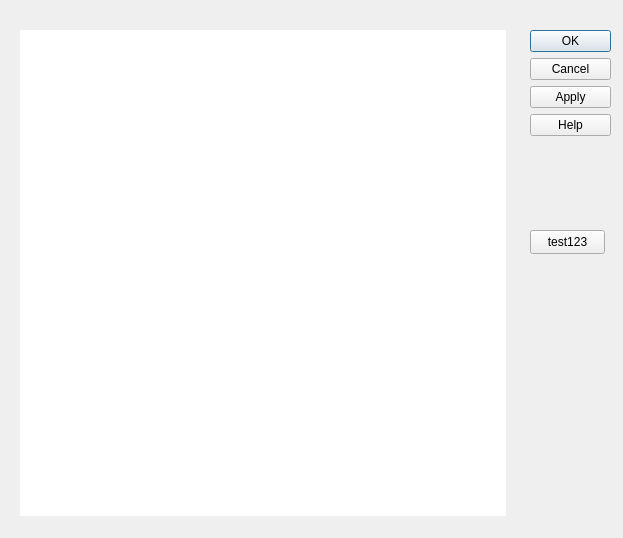
Rinsutoringu/mai_setting_by_pyside6, file src/ui/mai_button.ui: the form before one commit.
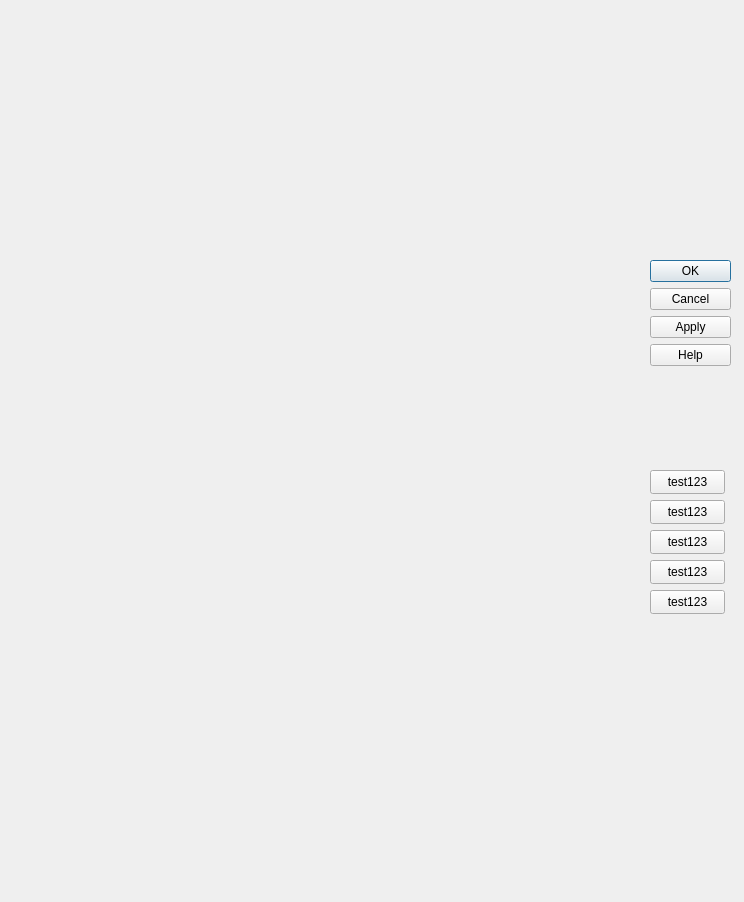
The form after the commit. Icons and pictures are not drawn.

Diff of the .ui file:
```diff
--- a/src/ui/mai_button.ui
+++ b/src/ui/mai_button.ui
@@ -6,20 +6,20 @@
    <rect>
     <x>0</x>
     <y>0</y>
-    <width>623</width>
-    <height>538</height>
+    <width>744</width>
+    <height>902</height>
    </rect>
   </property>
   <property name="minimumSize">
    <size>
-    <width>623</width>
-    <height>538</height>
+    <width>744</width>
+    <height>902</height>
    </size>
   </property>
   <property name="maximumSize">
    <size>
-    <width>623</width>
-    <height>538</height>
+    <width>744</width>
+    <height>902</height>
    </size>
   </property>
   <property name="sizeIncrement">
@@ -40,8 +40,8 @@
   <widget class="QDialogButtonBox" name="buttonBox">
    <property name="geometry">
     <rect>
-     <x>530</x>
-     <y>30</y>
+     <x>650</x>
+     <y>260</y>
      <width>81</width>
      <height>241</height>
     </rect>
@@ -65,8 +65,8 @@
   <widget class="QPushButton" name="test123">
    <property name="geometry">
     <rect>
-     <x>530</x>
-     <y>230</y>
+     <x>650</x>
+     <y>470</y>
      <width>75</width>
      <height>24</height>
     </rect>
@@ -75,21 +75,86 @@
     <string>test123</string>
    </property>
   </widget>
-  <widget class="QWidget" name="buttonview" native="true">
+  <widget class="QPushButton" name="test123_2">
    <property name="geometry">
     <rect>
-     <x>20</x>
-     <y>30</y>
-     <width>486</width>
-     <height>486</height>
+     <x>650</x>
+     <y>500</y>
+     <width>75</width>
+     <height>24</height>
     </rect>
    </property>
-   <property name="autoFillBackground">
-    <bool>false</bool>
+   <property name="text">
+    <string>test123</string>
+   </property>
+  </widget>
+  <widget class="QPushButton" name="test123_3">
+   <property name="geometry">
+    <rect>
+     <x>650</x>
+     <y>530</y>
+     <width>75</width>
+     <height>24</height>
+    </rect>
+   </property>
+   <property name="text">
+    <string>test123</string>
+   </property>
+  </widget>
+  <widget class="QPushButton" name="test123_4">
+   <property name="geometry">
+    <rect>
+     <x>650</x>
+     <y>560</y>
+     <width>75</width>
+     <height>24</height>
+    </rect>
+   </property>
+   <property name="text">
+    <string>test123</string>
+   </property>
+  </widget>
+  <widget class="QPushButton" name="test123_5">
+   <property name="geometry">
+    <rect>
+     <x>650</x>
+     <y>590</y>
+     <width>75</width>
+     <height>24</height>
+    </rect>
+   </property>
+   <property name="text">
+    <string>test123</string>
+   </property>
+  </widget>
+  <widget class="QWidget" name="bgweight" native="true">
+   <property name="geometry">
+    <rect>
+     <x>0</x>
+     <y>10</y>
+     <width>651</width>
+     <height>881</height>
+    </rect>
    </property>
    <property name="styleSheet">
-    <string notr="true">background-color: rgb(255, 255, 255);</string>
+    <string notr="true">image: url(:/111/乌蒙背景.png);</string>
    </property>
+   <widget class="QWidget" name="buttonview" native="true">
+    <property name="geometry">
+     <rect>
+      <x>80</x>
+      <y>330</y>
+      <width>490</width>
+      <height>496</height>
+     </rect>
+    </property>
+    <property name="autoFillBackground">
+     <bool>false</bool>
+    </property>
+    <property name="styleSheet">
+     <string notr="true"/>
+    </property>
+   </widget>
   </widget>
  </widget>
  <resources/>
```
Left out of the diff: 19 changed lines with no effect on the pictures.
